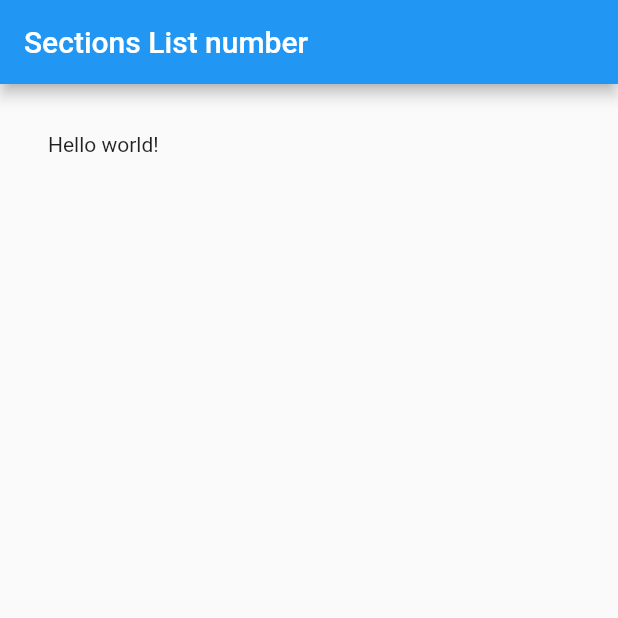
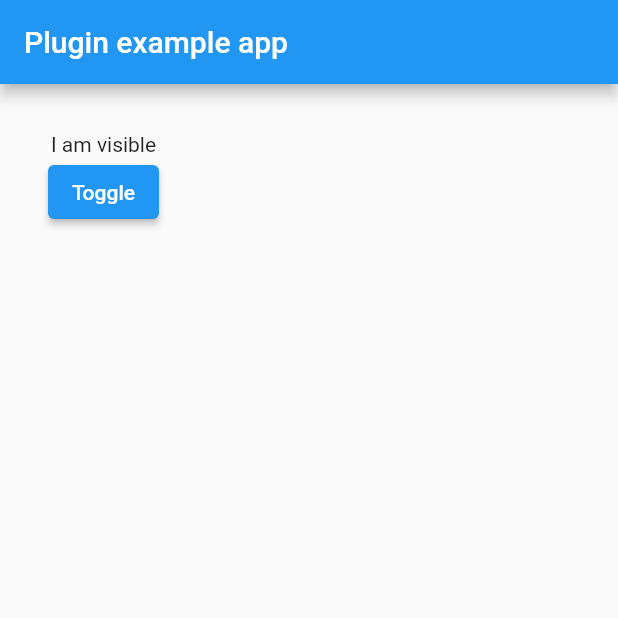
Before and after one commit to devzohaib/Advance_Flutter, a Flutter app: the screen it shows after launch, on a phone screen of 412 x 824 dp, the top half of it. Run offline on Flutter 3.47's test engine with Material 2 defaults, Android fonts, the phone set to English and light mode, and no system bars.

Commit message:
opcacity example

```diff
--- a/lib/main.dart
+++ b/lib/main.dart
@@ -3,6 +3,6 @@ import 'package:section_1_widget_grapics/sections_list/opacity.dart';
 
 void main() => runApp(
       const MaterialApp(
-        home: MyApp(),
+        home: MyApp(), //  Opacity example
       ),
     );
--- a/lib/sections_list/opacity.dart
+++ b/lib/sections_list/opacity.dart
@@ -26,13 +26,22 @@ class _MyAppState extends State<MyApp> {
   Widget build(BuildContext context) {
     return Scaffold(
       appBar: AppBar(
-        title: const Text('Sections List number '),
+        title: const Text('Plugin example app'),
       ),
       body: Container(
         padding: const EdgeInsets.all(32.0),
         child: Column(
-          children: const <Widget>[
-            Text('Hello world!'),
+          children: <Widget>[
+            Opacity(
+              opacity: _visible
+                  ? 1.0
+                  : 0.3, // if _visible is ture set to 1.0 else to 0.3
+              child: const Text('I am visible'),
+            ),
+            ElevatedButton(
+              onPressed: _toggleVisble,
+              child: const Text('Toggle'),
+            ),
           ],
         ),
       ),
```
